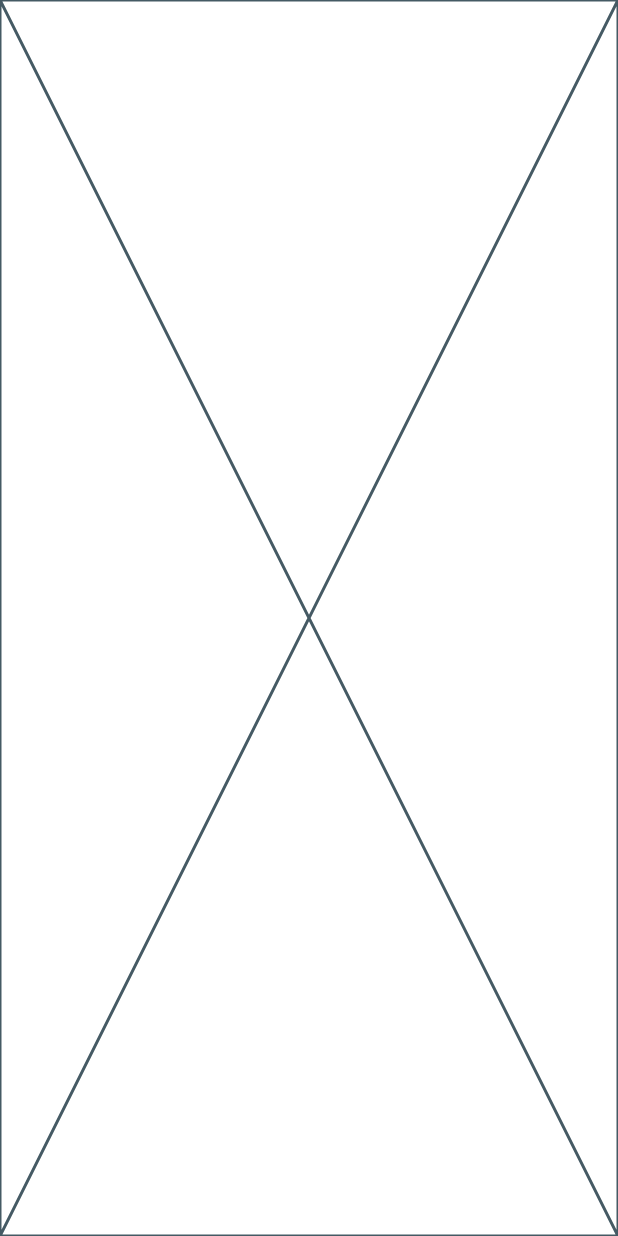
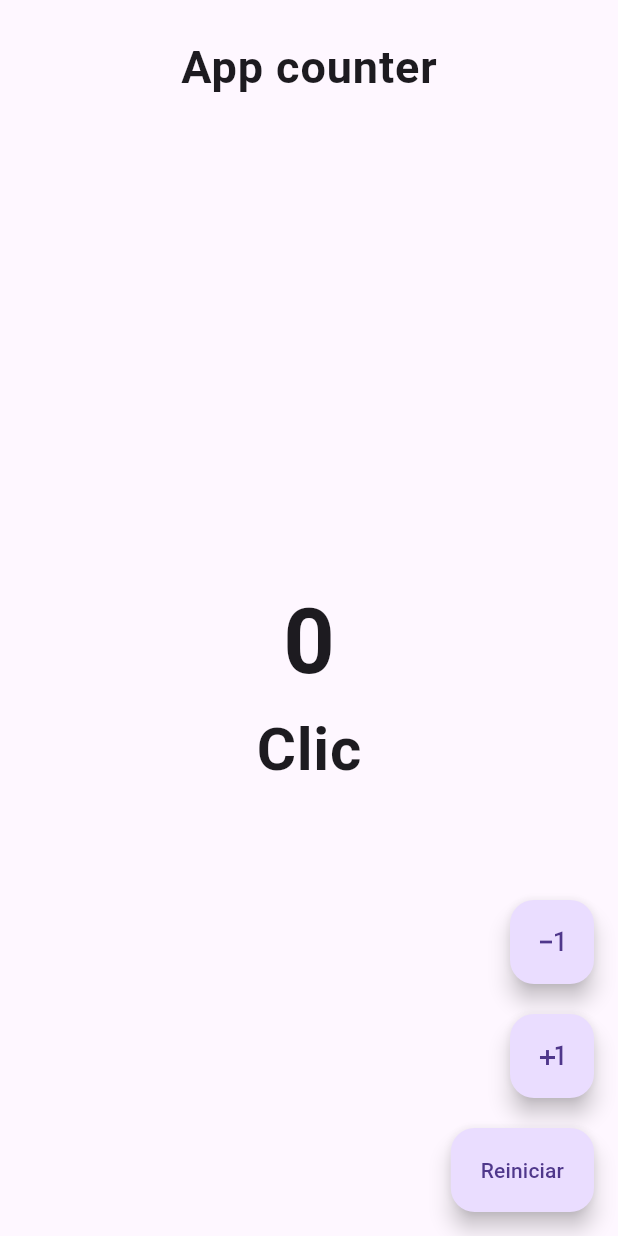
Before and after one commit to David-Soft-Hack/app_count, a Flutter app: the screen it shows after launch, on a phone screen of 412 x 824 dp. Run offline on Flutter 3.47's test engine with Material 3 defaults, Android fonts, the phone set to English and light mode, and no system bars.

Commit message:
App finalizada

```diff
--- a/project_flutter/lib/main.dart
+++ b/project_flutter/lib/main.dart
@@ -1,8 +1,9 @@
 //Dependency Material 3
 import 'package:flutter/material.dart';
+import 'package:project_flutter/screens/app_count_screen.dart';
 
 //Point Start
-void main()=>runApp(const AppMain());
+void main() => runApp(const AppMain());
 
 //Define Screen Main
 class AppMain extends StatelessWidget {
@@ -10,6 +11,9 @@ class AppMain extends StatelessWidget {
 
   @override
   Widget build(BuildContext context) {
-    return const Placeholder();
+    return const MaterialApp(
+      debugShowCheckedModeBanner: false,
+      home: AppCountScreen(),
+    );
   }
 }
--- /dev/null
+++ b/project_flutter/lib/screens/app_count_screen.dart
@@ -0,0 +1,84 @@
+import 'package:flutter/material.dart';
+
+class AppCountScreen extends StatefulWidget {
+  const AppCountScreen({super.key});
+
+  @override
+  State<AppCountScreen> createState() => _AppCountScreenState();
+}
+
+class _AppCountScreenState extends State<AppCountScreen> {
+  int count = 0;
+  final textH1 = const TextStyle(
+      fontSize: 60, fontWeight: FontWeight.bold, letterSpacing: 0.5);
+  final textH2 = const TextStyle(
+      fontSize: 40, fontWeight: FontWeight.bold, letterSpacing: 0.5);
+  final textH3 = const TextStyle(
+      fontSize: 30, fontWeight: FontWeight.bold, letterSpacing: 0.6);
+  @override
+  Widget build(BuildContext context) {
+    return Scaffold(
+      appBar: AppBar(
+        title: Text(
+          'App counter',
+          style: textH3,
+        ),
+        centerTitle: true,
+        toolbarHeight: 90,
+      ),
+      body: Center(
+        child: Column(
+          mainAxisAlignment: MainAxisAlignment.center,
+          children: [
+            Text(
+              '$count',
+              style: textH1,
+            ),
+            Text(
+              count > 1 ? 'Clicks' : 'Clic',
+              style: textH2,
+            ),
+          ],
+        ),
+      ),
+      floatingActionButton: Column(
+        mainAxisAlignment: MainAxisAlignment.end,
+        crossAxisAlignment: CrossAxisAlignment.end,
+        children: [
+          FloatingActionButton(
+            onPressed: () {
+              if (count > 0) {
+                setState(() {
+                  count--;
+                });
+              }
+            },
+            child: const Icon(Icons.exposure_minus_1),
+          ),
+          const SizedBox(
+            height: 20,
+          ),
+          FloatingActionButton(
+            onPressed: () {
+              setState(() {
+                count++;
+              });
+            },
+            child: const Icon(Icons.plus_one),
+          ),
+          const SizedBox(
+            height: 20,
+          ),
+          FloatingActionButton.extended(
+            onPressed: () {
+              setState(() {
+                count = 0;
+              });
+            },
+            label: const Text('Reiniciar'),
+          ),
+        ],
+      ),
+    );
+  }
+}
```
Also changed, not shown: project_flutter/pubspec.lock.
